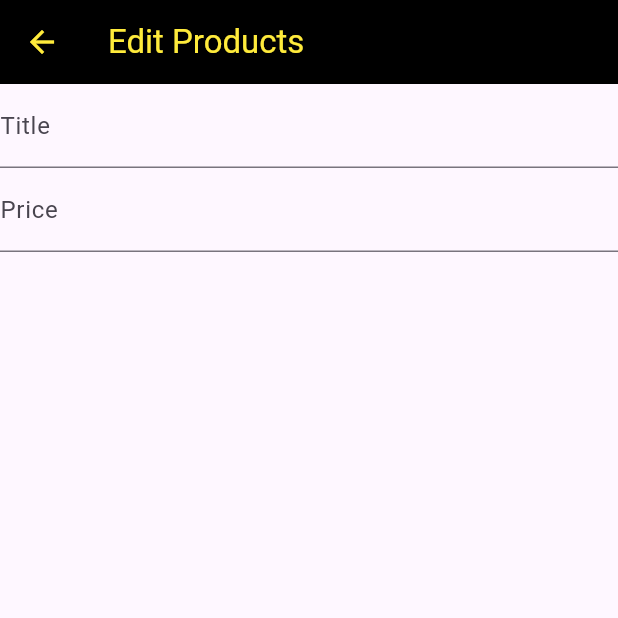
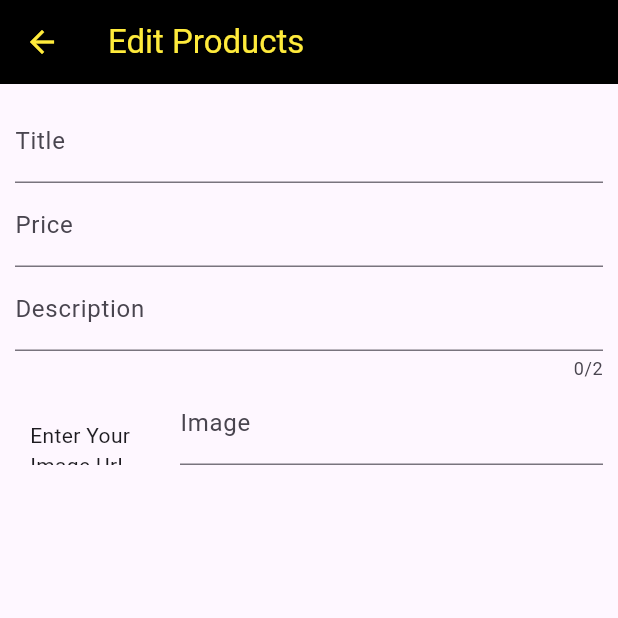
Before and after one commit to Joyy-dev/Shop-project, a Flutter app: the EditProducts screen opened directly, on a phone screen of 412 x 824 dp, the top half of it. Run offline on Flutter 3.47's test engine with Material 3 defaults, Android fonts, the phone set to English and light mode, and no system bars; network calls fail.

Commit message:
Input Text Form

```diff
--- a/lib/screens/edit_products.dart
+++ b/lib/screens/edit_products.dart
@@ -10,6 +10,31 @@ class EditProducts extends StatefulWidget {
 
 class _EditProductsState extends State<EditProducts> {
   final _priceFocusMode = FocusNode();
+  final _descriptionFocusMode = FocusNode();
+  final _imageUrlController = TextEditingController();
+  final _imageUrlFocusMode = FocusNode();
+
+  @override
+  void initState() {
+    _imageUrlFocusMode.addListener(_updateImageUrl);
+    super.initState();
+  }
+
+  @override
+  void dispose () {
+    _imageUrlFocusMode.removeListener(_updateImageUrl);
+    _priceFocusMode.dispose();
+    _descriptionFocusMode.dispose();
+    _imageUrlController.dispose();
+    _imageUrlFocusMode.dispose();
+    super.dispose();
+  }
+
+    void _updateImageUrl() {
+      if (!_imageUrlFocusMode.hasFocus) {
+        setState(() { });
+    }
+  }
 
   @override
   Widget build(BuildContext context) {
@@ -20,7 +45,9 @@ class _EditProductsState extends State<EditProducts> {
         foregroundColor: Colors.yellow,
       ),
 
-      body: Form(
+      body: Padding(
+        padding: const EdgeInsets.all(10.0),
+        child: Form(
           child: ListView(
             children: [
               TextFormField(
@@ -39,9 +66,48 @@ class _EditProductsState extends State<EditProducts> {
                 textInputAction: TextInputAction.next,
                 keyboardType:  TextInputType.number,
                 focusNode: _priceFocusMode,
+                onFieldSubmitted: (_) {
+                  FocusScope.of(context).requestFocus(_descriptionFocusMode);
+                }
+              ),
+              TextFormField(
+                decoration: const InputDecoration(
+                  labelText: 'Description',
+                ),
+                maxLength: 2,
+                textInputAction: TextInputAction.next,
+                keyboardType: TextInputType.multiline,
+              ),
+              Row(
+                crossAxisAlignment: CrossAxisAlignment.end,
+                children: [
+                  Container(
+                    margin: const EdgeInsets.only(top: 5, left: 10),
+                    width: 100,
+                    height: 30,
+                    child: _imageUrlController.text.isEmpty ? const Text('Enter Your Image Url') : FittedBox(
+                      child: Image.network(
+                        _imageUrlController.text,
+                        fit: BoxFit.cover,
+                      ),
+                    ),
+                  ),
+                  Expanded(
+                    child: TextFormField(
+                      decoration: const InputDecoration(
+                        labelText: 'Image'
+                      ),
+                      textInputAction: TextInputAction.done,
+                      keyboardType: TextInputType.url,
+                      controller: _imageUrlController,
+                      focusNode: _imageUrlFocusMode,
+                    ),
                   )
                 ],
-        ))
+              )
+            ],
+          )),
+      )
     );
   }
 }
```
Lines whose indentation alone changed are shown as unchanged.
